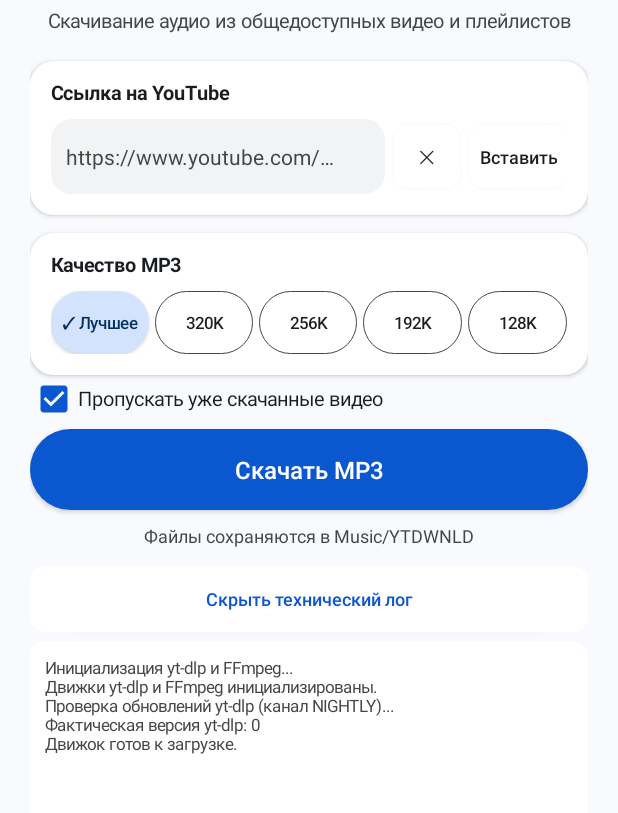
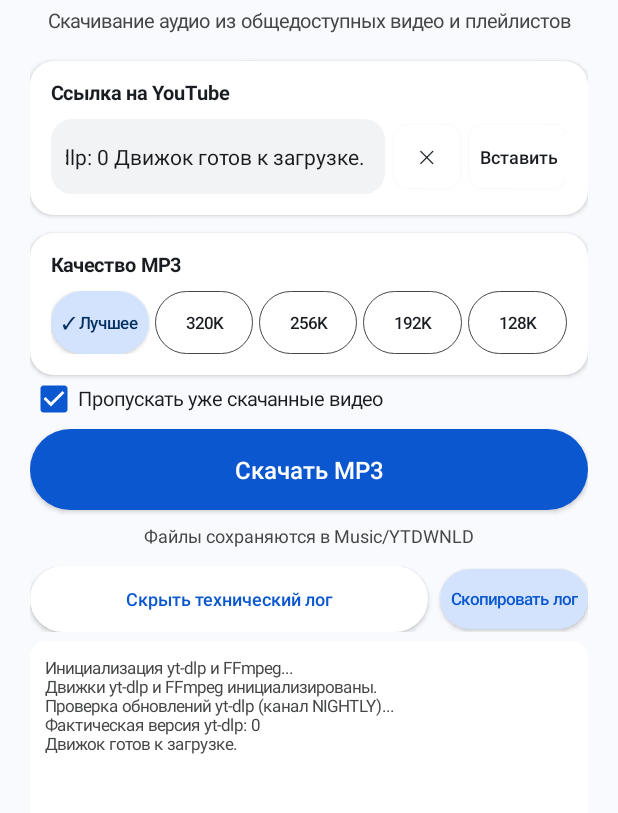
Before and after one commit to Drakasmit/YouTube-MP3-Android, an Android app: the screen it shows after launch (MainActivity), after a tap on "Вставить", on a phone screen of 412 x 824 dp, the part 88-901 px from its top. Run offline under Robolectric (Android 15) with nearby library versions, the phone set to English and light mode, and no system bars; libraries missing offline, so code that uses them is left out: com.yausername.ffmpeg, com.yausername.youtubedl_android; 4 statements that could not run were skipped; 3 other taps on this screen came first.

Commit message:
Add selectable and copyable technical log

```diff
--- a/app/src/main/java/com/drakasmit/youtubemp3/MainActivity.kt
+++ b/app/src/main/java/com/drakasmit/youtubemp3/MainActivity.kt
@@ -254,13 +254,30 @@ class MainActivity : Activity() {
         progressCard.addView(openMp3Button, LinearLayout.LayoutParams(-2, dp(40)).apply { topMargin = dp(10) })
         page.addView(progressCard, LinearLayout.LayoutParams(-1, -2).apply { bottomMargin = dp(12) })
 
+        val logControls = LinearLayout(this).apply {
+            orientation = LinearLayout.HORIZONTAL
+            gravity = Gravity.CENTER_VERTICAL
+        }
         logToggle = Button(this).apply {
             text = "Показать технический лог"; isAllCaps = false; textSize = 12f
-            setTextColor(accentColor); background = roundedDrawable(cardColor, dp(10))
+            setTextColor(accentColor); background = roundedDrawable(cardColor, dp(50))
             setOnClickListener { setLogExpanded(logScroll.visibility != View.VISIBLE) }
         }
-        page.addView(logToggle, LinearLayout.LayoutParams(-1, dp(44)))
-        logView = TextView(this).apply { textSize = 11f; setTextColor(secondaryTextColor); setPadding(dp(10), dp(10), dp(10), dp(10)) }
+        logControls.addView(logToggle, LinearLayout.LayoutParams(0, dp(44), 1f))
+        val copyLogButton = smallButton("Скопировать лог").apply {
+            textSize = 11f
+            setTextColor(accentColor)
+            background = roundedDrawable(selectedChipColor, dp(50))
+            setOnClickListener { copyTechnicalLog() }
+        }
+        logControls.addView(copyLogButton, LinearLayout.LayoutParams(-2, dp(40)).apply { leftMargin = dp(8) })
+        page.addView(logControls, matchWrap())
+        logView = TextView(this).apply {
+            textSize = 11f
+            setTextColor(secondaryTextColor)
+            setPadding(dp(10), dp(10), dp(10), dp(10))
+            setTextIsSelectable(true)
+        }
         logScroll = ScrollView(this).apply { visibility = View.GONE; background = roundedDrawable(cardColor, dp(10)); addView(logView) }
         page.addView(logScroll, LinearLayout.LayoutParams(-1, dp(170)).apply { topMargin = dp(6) })
         val root = ScrollView(this).apply {
@@ -319,6 +336,17 @@ class MainActivity : Activity() {
     private fun roundedDrawable(color: Int, radius: Int) = GradientDrawable().apply { setColor(color); cornerRadius = radius.toFloat() }
     private fun matchWrap() = LinearLayout.LayoutParams(-1, -2)
     private fun dp(value: Int) = (value * resources.displayMetrics.density).toInt()
+
+    private fun copyTechnicalLog() {
+        val logText = logView.text?.toString().orEmpty()
+        if (logText.isEmpty()) {
+            Toast.makeText(this, "Технический лог пуст.", Toast.LENGTH_SHORT).show()
+            return
+        }
+        val clipboard = getSystemService(CLIPBOARD_SERVICE) as android.content.ClipboardManager
+        clipboard.setPrimaryClip(android.content.ClipData.newPlainText("Технический лог", logText))
+        Toast.makeText(this, "Лог скопирован в буфер обмена", Toast.LENGTH_SHORT).show()
+    }
 
     private fun setLogExpanded(expanded: Boolean) {
         if (!::logScroll.isInitialized) return
```
